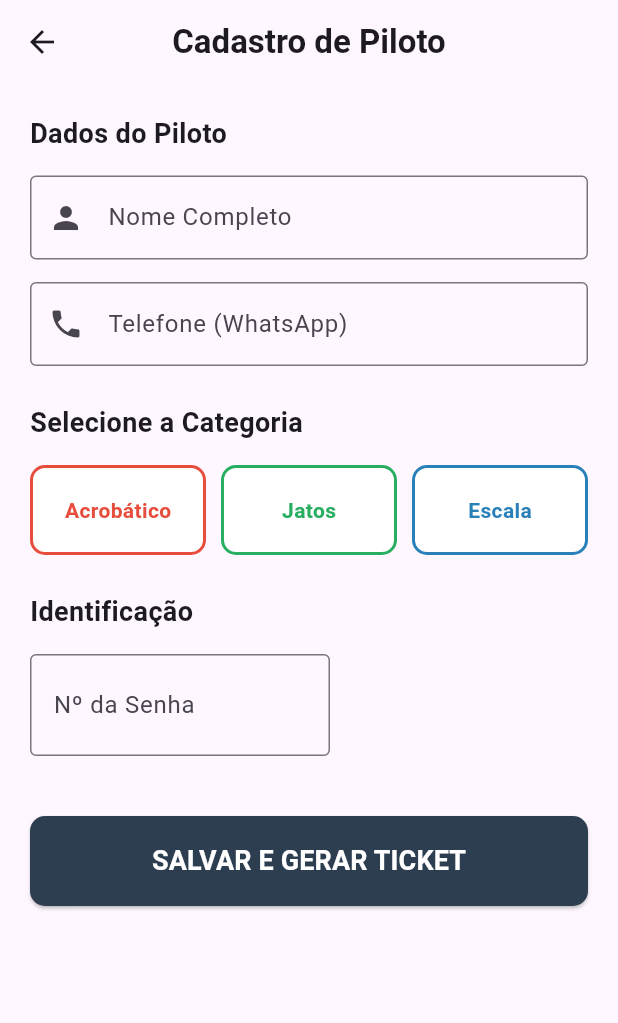
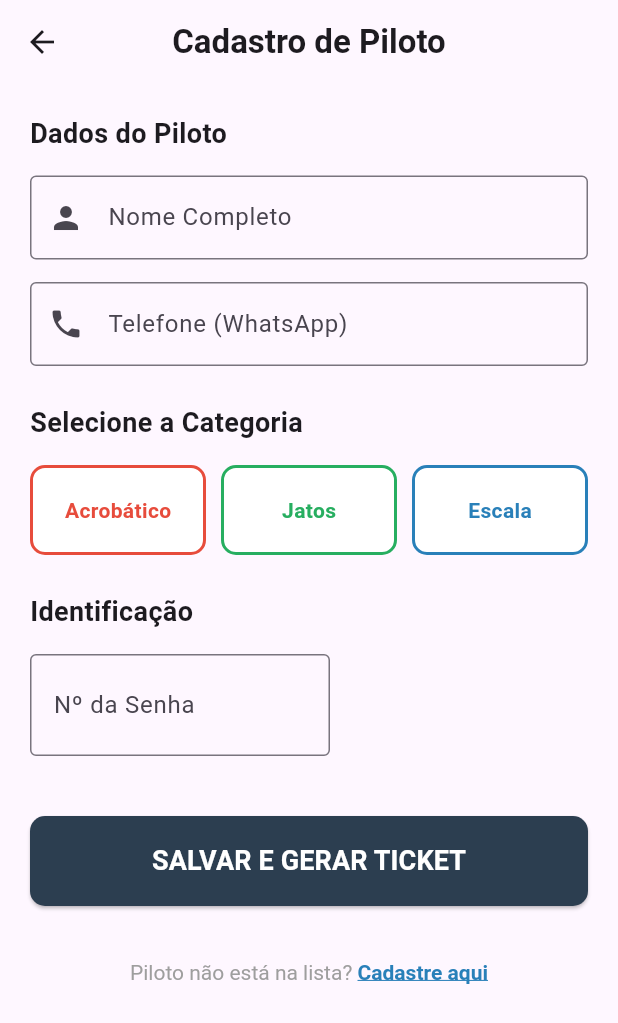
Before and after one commit to paozinho6254/Fesbraer-guichesenha, a Flutter app: the screen it shows after launch, after a tap on "CADASTRAR PILOTO", on a phone screen of 412 x 824 dp. Shown: the top 1023 px of the screen. Run offline on Flutter 3.47's test engine with Material 3 defaults, Android fonts, the light colour scheme and no system bars; our stand-ins replace supabase_flutter; accounts and stored records are empty.

Commit message:
fix: arrumado a questão de não abrir o app

```diff
--- a/lib/main.dart
+++ b/lib/main.dart
@@ -1,10 +1,22 @@
 import 'package:flutter/material.dart';
+import 'package:supabase_flutter/supabase_flutter.dart';
 import 'pages/home_page.dart';
 
-void main() {
-  runApp(const ProjetosVooApp());
+Future<void> main() async {
+  WidgetsFlutterBinding.ensureInitialized();
+
+  try {
+    await Supabase.initialize(
+      url: 'https://tyrvpporjxeeirzuffjr.supabase.co',
+      anonKey: 'eyJhbGciOiJIUzI1NiIsInR5cCI6IkpXVCJ9.eyJpc3MiOiJzdXBhYmFzZSIsInJlZiI6InR5cnZwcG9yanhlZWlyenVmZmpyIiwicm9sZSI6ImFub24iLCJpYXQiOjE3NjY3ODg0MDMsImV4cCI6MjA4MjM2NDQwM30.A-p8apDRNcciUN5cdAxht2cm94_njiZ8Bnqn5GAjtN0',
+    );
+    print("✅ Supabase Conectado!");
+  } catch (e) {
+    print("❌ Erro ao conectar no Supabase: $e");
+  }
+
+  runApp(const ProjetosVooApp()); // Substitua pelo nome do seu App principal
 }
-
 class ProjetosVooApp extends StatelessWidget {
   const ProjetosVooApp({super.key});
 
--- a/lib/pages/registro_piloto_page.dart
+++ b/lib/pages/registro_piloto_page.dart
@@ -1,4 +1,6 @@
 import 'package:flutter/material.dart';
+
+import 'cadastro_base_page.dart';
 
 class RegistroPilotoPage extends StatefulWidget {
   const RegistroPilotoPage({super.key});
@@ -124,6 +126,37 @@ class _RegistroPilotoPageState extends State<RegistroPilotoPage> {
                 ),
               ),
             ),
+            const SizedBox(height: 20),
+
+            // Atalho para Cadastro Base
+            Center(
+              child: TextButton(
+                onPressed: () {
+                  // Redireciona para a tela de Cadastro Base
+                  Navigator.push(
+                    context,
+                    MaterialPageRoute(builder: (context) => const CadastroBasePage()),
+                  );
+                },
+                child: RichText(
+                  text: const TextSpan(
+                    style: TextStyle(color: Colors.grey, fontSize: 14),
+                    children: [
+                      TextSpan(text: "Piloto não está na lista? "),
+                      TextSpan(
+                        text: "Cadastre aqui",
+                        style: TextStyle(
+                          color: Color(0xFF2980B9),
+                          fontWeight: FontWeight.bold,
+                          decoration: TextDecoration.underline,
+                        ),
+                      ),
+                    ],
+                  ),
+                ),
+              ),
+            ),
+            const SizedBox(height: 20),
           ],
         ),
       ),
--- a/pubspec.yaml
+++ b/pubspec.yaml
@@ -9,6 +9,7 @@ environment:
 dependencies:
   flutter:
     sdk: flutter
+  supabase_flutter: ^2.8.0
 
 dev_dependencies:
   flutter_test:
```
Also changed, not shown: lib/pages/cadastro_base_page.dart (added, +126 -0 lines), lib/services/supabase_service.dart (added, +26 -0 lines), pubspec.lock, 5 other files.
